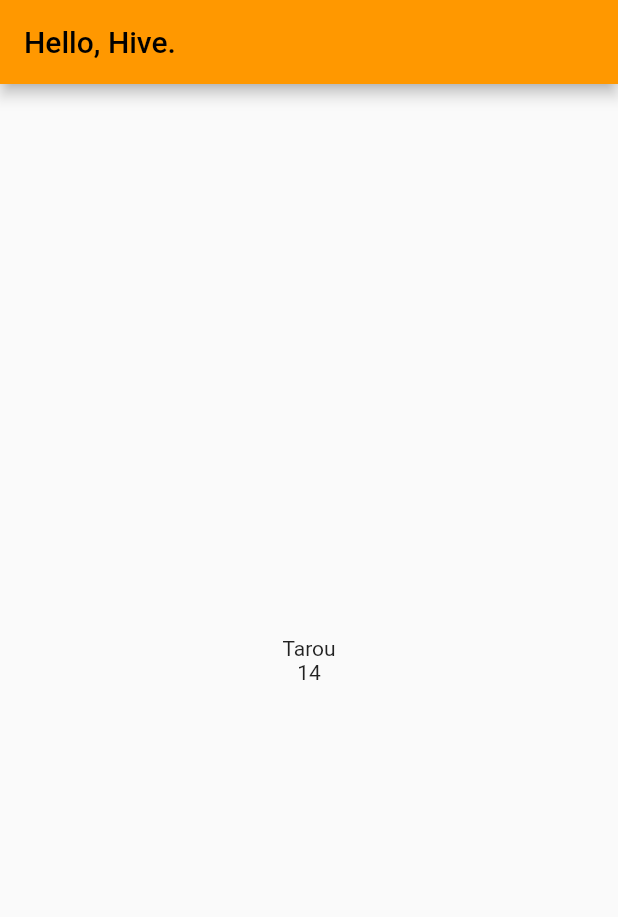
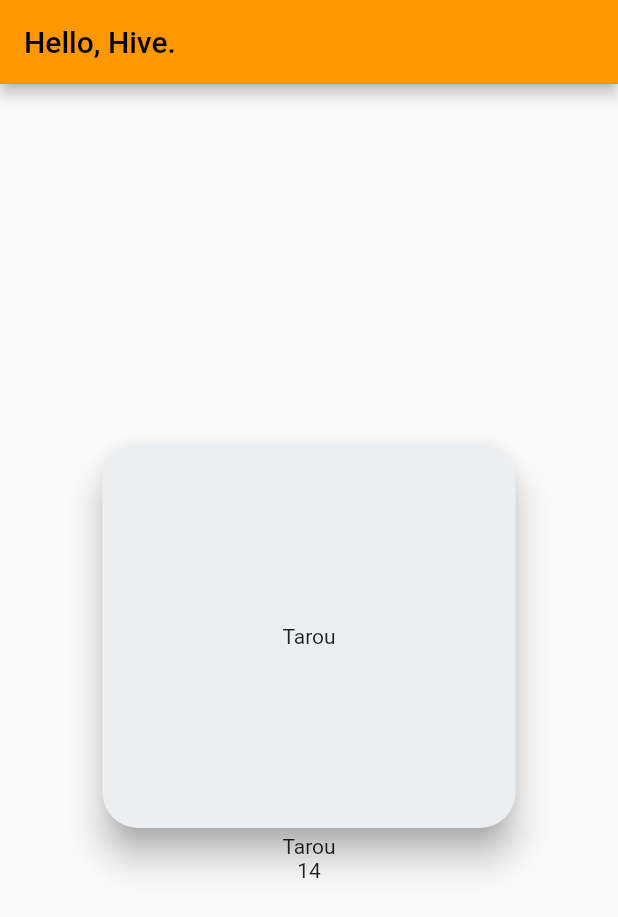
Before and after one commit to kubothink/localstorage_sample, a Flutter app: the screen it shows after launch, on a phone screen of 412 x 824 dp. Shown: the top 917 px of the screen. Run offline on Flutter 3.47's test engine with Material 2 defaults, Android fonts, the phone set to English and light mode, and no system bars; our stand-ins replace hive, hive_flutter; accounts and stored records are empty.

Commit message:
Modify layout of sample screen.

```diff
--- a/lib/main.dart
+++ b/lib/main.dart
@@ -53,14 +53,26 @@ class MyHomePage extends StatelessWidget {
         title: const Text('Hello, Hive.'),
       ),
       body: Center(
-        child: Column(
-          mainAxisSize: MainAxisSize.min,
-          children: [
-            Text(user.name),
-            Text(user.age.toString()),
-          ],
-        )
-      ),
+          child: Column(
+        mainAxisSize: MainAxisSize.min,
+        children: [
+          Card(
+              color: Colors.blueGrey[50],
+              shadowColor: Colors.grey,
+              elevation: 10,
+              shape: RoundedRectangleBorder(
+                borderRadius: BorderRadius.circular(24),
+              ),
+              child: Padding(
+                padding: EdgeInsets.all(120),
+                child: Text(user.name),
+              )),
+          Text(user.name),
+          Text(
+            user.age.toString(),
+          ),
+        ],
+      )),
     );
   }
 }
```
Also changed, not shown: 3 other files.
